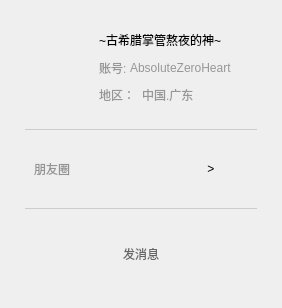
Old version of the form src/ui/src/dialogBox/CurrentUserInfoDialog.ui in the repository Yaro-Moss/YaroWX.
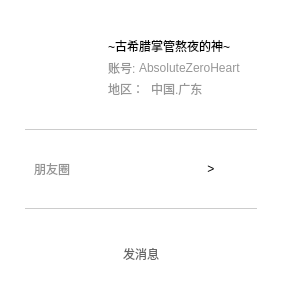
New version of the form. Icons and pictures are not drawn. Custom widgets are drawn as their Qt base class.

Diff of the .ui file:
```diff
--- a/src/ui/src/dialogBox/CurrentUserInfoDialog.ui
+++ b/src/ui/src/dialogBox/CurrentUserInfoDialog.ui
@@ -29,8 +29,12 @@
    <string notr="true">QLabel{
 	font: 9pt &quot;等线&quot;;
 	color: rgb(147, 147, 147);
+background-color: rgb(255, 255, 255);
 }
-</string>
+QWidget{
+
+background-color: rgb(255, 255, 255);
+}</string>
   </property>
   <layout class="QVBoxLayout" name="verticalLayout_3">
    <property name="leftMargin">
@@ -46,6 +50,10 @@
     <number>23</number>
    </property>
    <item>
+    <widget class="QWidget" name="widget_5" native="true">
+     <property name="styleSheet">
+      <string notr="true">background-color: rgb(255, 255, 255);</string>
+     </property>
     <layout class="QHBoxLayout" name="horizontalLayout">
      <property name="spacing">
       <number>0</number>
@@ -245,6 +253,7 @@
       </widget>
      </item>
     </layout>
+    </widget>
    </item>
    <item>
     <widget class="QWidget" name="widget_3" native="true">
```
Left out of the diff: 32 changed lines with no effect on the pictures. Lines whose indentation alone changed are shown as unchanged.
